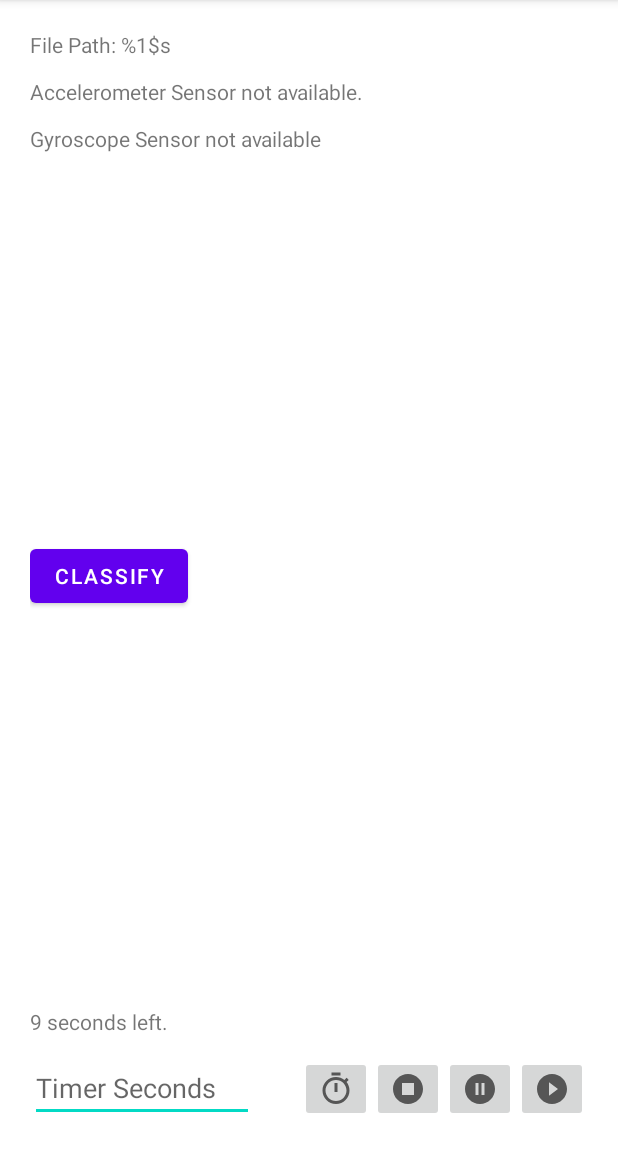
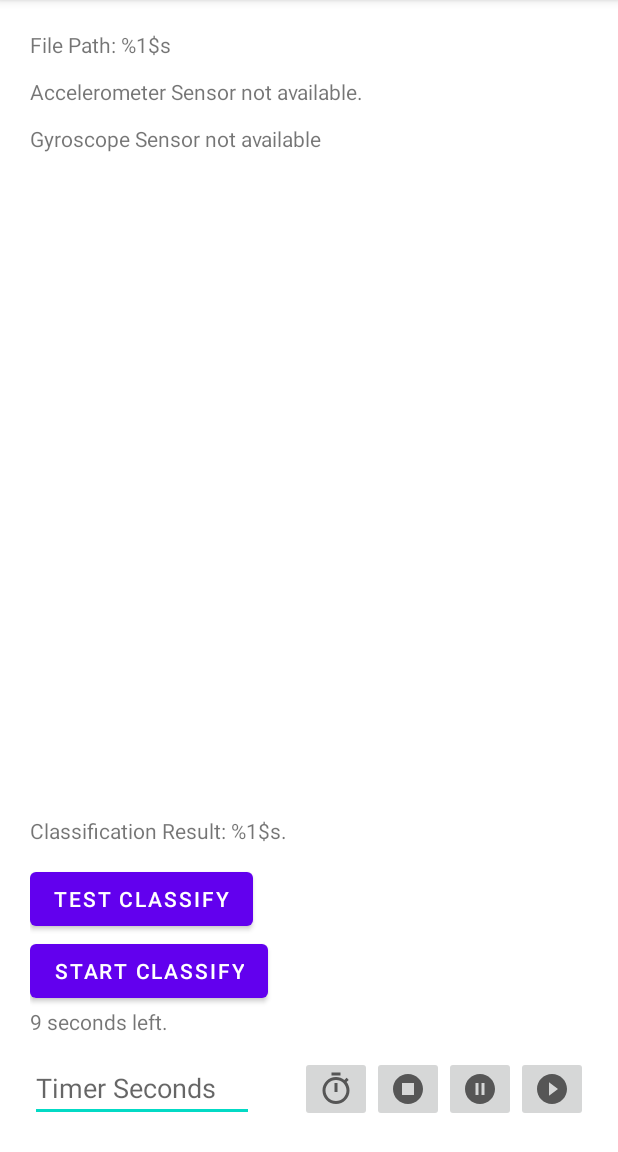
Before and after one commit to leschtz/mcl-activity-monitoring, an Android app: the screen it shows after launch (MainActivity), after a tap on "Timed Data Logging", on a phone screen of 412 x 824 dp, the part 84-1236 px from its top. Run offline under Robolectric (Android 15) with nearby library versions, the light colour scheme and no system bars.

Commit message:
first implementation for knn data, fixing data processor, creating very basic gui

```diff
--- a/app/src/main/java/com/example/activitymonitoring/MainActivity.java
+++ b/app/src/main/java/com/example/activitymonitoring/MainActivity.java
@@ -3,14 +3,11 @@ package com.example.activitymonitoring;
 import androidx.appcompat.app.AppCompatActivity;
 
 import android.content.Context;
-import android.content.res.Resources;
 import android.hardware.Sensor;
 import android.hardware.SensorEvent;
 import android.hardware.SensorEventListener;
 import android.hardware.SensorManager;
-import android.media.Ringtone;
 import android.media.RingtoneManager;
-import android.net.Uri;
 import android.os.Bundle;
 import android.os.CountDownTimer;
 import android.view.View;
@@ -19,14 +16,15 @@ import android.widget.EditText;
 import android.widget.ImageButton;
 import android.widget.TextView;
 import android.widget.Toast;
-import android.widget.ToggleButton;
+
+import com.example.activitymonitoring.DataStrategy.AverageStrategy;
 
 import java.io.BufferedReader;
-import java.io.File;
 import java.io.InputStream;
 import java.io.InputStreamReader;
 import java.util.ArrayList;
 import java.util.List;
+import java.util.Map;
 
 
 public class MainActivity extends AppCompatActivity implements SensorEventListener {
@@ -35,11 +33,14 @@ public class MainActivity extends AppCompatActivity implements SensorEventListen
     private Sensor sensorGyroscope;
     private DataLogger dataLogger;
     private KNNClassifier classifier;
+    private DataProcessor dataProcessor;
+    private int dummyCounter = 0;
 
     @Override
     protected void onCreate(Bundle savedInstanceState) {
         super.onCreate(savedInstanceState);
         setContentView(R.layout.activity_main);
+
 
         sensorManager = (SensorManager) getSystemService(Context.SENSOR_SERVICE);
 
@@ -59,6 +60,7 @@ public class MainActivity extends AppCompatActivity implements SensorEventListen
         textSensorAccelerometer.setText(R.string.seconds_left_default);
 
         dataLogger = new DataLogger(getApplicationContext());
+        this.dataProcessor = new DataProcessor();
 
         Toast failureActivity = Toast.makeText(getApplicationContext(), R.string.toast_activity_failed, Toast.LENGTH_SHORT);
         ImageButton playBtn = findViewById(R.id.play_button);
@@ -105,7 +107,7 @@ public class MainActivity extends AppCompatActivity implements SensorEventListen
 
                 // I'm sure this is not the nicest way to do this, but it works.
                 EditText editText = findViewById(R.id.timer_value);
-                Long time;
+                long time;
                 try {
                     time = Long.parseLong(editText.getText().toString()) * 1000L;
                 } catch (NumberFormatException nfe) {
@@ -136,32 +138,37 @@ public class MainActivity extends AppCompatActivity implements SensorEventListen
                         Toast.makeText(getApplicationContext(), R.string.toast_stop_recording, Toast.LENGTH_SHORT).show();
                     }
                 }.start();
+            }
+
+        });
 
 
-            }
-
-
-        });
         Button classifyBtn = findViewById(R.id.classify_button);
         classifyBtn.setOnClickListener(new View.OnClickListener() {
             @Override
             public void onClick(View view) {
 
-
-                double[] test = {-4.1922474,-3.466804,2.006341,-0.54023397,-0.8074875,-1.6421585};
+                if (dataProcessor == null) {
+                    return;
+                }
+                //Map<String, Map<Long, float[]>> dlData = dataLogger.collect();
+                //dataProcessor.addRawData(dlData);
+                //double[] knnData = dataProcessor.getKnnData(new AverageStrategy());
+                //int result = classifier.classify(test);
+                double[] test = {-4.1922474, -3.466804, 2.006341, -0.54023397, -0.8074875, -1.6421585};
 
                 int result = classifier.classify(test);
                 System.out.println("Classification result is : " + result);
 
-                test = new double[]{-0.06849326,-0.08689558,-0.0388663,-1.364695,-0.7637503,9.644144};
-
+                test = new double[]{-0.06849326, -0.08689558, -0.0388663, -1.364695, -0.7637503, 9.644144};
                 result = classifier.classify(test);
                 System.out.println("Classification result is : " + result);
             }
         });
 
 
-       this.classifier = new KNNClassifier(13,7, readFile());
+        this.classifier = new KNNClassifier(13, 7, readFile());
+
     }
 
     @Override
@@ -207,6 +214,29 @@ public class MainActivity extends AppCompatActivity implements SensorEventListen
             textSecondsLeft.setText(R.string.seconds_left_default);
         }
 
+        if(dummyCounter >= 1) {
+            dummyCounter = 0;
+            if (this.dataLogger != null) {
+                Map<String, Map<Long, float[]>> dlData = dataLogger.collect();
+                if (this.dataProcessor != null) {
+
+                    this.dataProcessor.addRawData(dlData);
+                    double[] knnData = this.dataProcessor.getKnnData(new AverageStrategy());
+                    int knnResult = -1;
+                    if (this.classifier != null) {
+
+                        knnResult = classifier.classify(knnData);
+                        //System.out.println(knnResult);
+                    }
+
+                    TextView classification_result = findViewById(R.id.str_classification_result);
+                    classification_result.setText(getResources().getString(R.string.classification_result, Integer.toString(knnResult)));
+                }
+            }
+        }
+        dummyCounter++;
+
+
         switch (sensorType) {
             case Sensor.TYPE_ACCELEROMETER:
                 currentValue = sensorEvent.values;
@@ -235,7 +265,7 @@ public class MainActivity extends AppCompatActivity implements SensorEventListen
 
     public List<double[]> readFile() {
 
-        List<double[]> rowList = new ArrayList<double[]>();
+        List<double[]> rowList = new ArrayList<>();
         try {
             InputStream is = getResources().openRawResource(R.raw.neighbors);
 
--- a/app/src/main/res/layout/activity_main.xml
+++ b/app/src/main/res/layout/activity_main.xml
@@ -43,6 +43,15 @@
         app:layout_constraintBottom_toTopOf="@id/timer_value"
         app:layout_constraintLeft_toLeftOf="parent" />
 
+    <TextView
+        android:id="@+id/str_classification_result"
+        android:layout_width="wrap_content"
+        android:layout_height="wrap_content"
+        android:layout_marginBottom="12dp"
+        android:text="@string/classification_result"
+        app:layout_constraintBottom_toTopOf="@id/classify_button"
+        app:layout_constraintLeft_toLeftOf="parent" />
+
     <EditText
         android:id="@+id/timer_value"
         android:layout_width="wrap_content"
@@ -53,11 +62,6 @@
         android:inputType="number"
         app:layout_constraintBottom_toBottomOf="parent"
         app:layout_constraintLeft_toLeftOf="parent" />
-    <!--
-        app:layout_constraintLeft_toLeftOf="parent"
-        app:layout_constraintTop_toBottomOf="@+id/value_gyroscope"
-        -->
-
 
     <ImageButton
         android:id="@+id/play_button"
@@ -66,7 +70,7 @@
         android:contentDescription="@string/play_icon_description"
         android:src="@drawable/ic_baseline_play_circle_filled_24"
         app:layout_constraintBottom_toBottomOf="parent"
-        app:layout_constraintRight_toRightOf="parent"></ImageButton>
+        app:layout_constraintRight_toRightOf="parent">Play</ImageButton>
 
     <ImageButton
         android:id="@+id/stop_button"
@@ -75,7 +79,7 @@
         android:contentDescription="Stop Logging Data"
         android:src="@drawable/ic_baseline_stop_circle_24"
         app:layout_constraintBottom_toBottomOf="parent"
-        app:layout_constraintRight_toLeftOf="@+id/pause_button"></ImageButton>
+        app:layout_constraintRight_toLeftOf="@+id/pause_button">Stop</ImageButton>
 
     <ImageButton
         android:id="@+id/pause_button"
@@ -84,7 +88,7 @@
         android:contentDescription="Pause Logging Data"
         android:src="@drawable/ic_baseline_pause_circle_filled_24"
         app:layout_constraintBottom_toBottomOf="parent"
-        app:layout_constraintRight_toLeftOf="@+id/play_button"></ImageButton>
+        app:layout_constraintRight_toLeftOf="@+id/play_button">Pause</ImageButton>
 
     <ImageButton
         android:id="@+id/timed_log_button"
@@ -93,15 +97,24 @@
         android:contentDescription="Timed Data Logging"
         android:src="@drawable/ic_baseline_timer_24"
         app:layout_constraintBottom_toBottomOf="parent"
-        app:layout_constraintRight_toLeftOf="@+id/stop_button"></ImageButton>
+        app:layout_constraintRight_toLeftOf="@+id/stop_button">Timed Logging</ImageButton>
+
+    <Button
+        android:id="@+id/btn_start_classify"
+        android:layout_width="wrap_content"
+        android:layout_height="wrap_content"
+        android:text="Start Classify"
+        app:layout_constraintBottom_toTopOf="@+id/timer_rest_time"
+        app:layout_constraintLeft_toLeftOf="parent"
+        tools:layout_editor_absoluteX="0dp" />
 
     <Button
         android:id="@+id/classify_button"
         android:layout_width="wrap_content"
         android:layout_height="wrap_content"
-        android:text="Classify"
-        app:layout_constraintBottom_toBottomOf="parent"
-        app:layout_constraintTop_toTopOf="parent"
+        android:text="Test Classify"
+        app:layout_constraintLeft_toLeftOf="parent"
+        app:layout_constraintBottom_toTopOf="@id/btn_start_classify"
         tools:layout_editor_absoluteX="229dp" />
 
 
--- a/app/src/main/res/values/strings.xml
+++ b/app/src/main/res/values/strings.xml
@@ -16,4 +16,6 @@
     <string name="toast_pause_recording">Paused Recording</string>
     <string name="toast_stop_recording">Stopped Recording</string>
     <string name="toast_activity_failed">Activity Failed</string>
+
+    <string name="classification_result">Classification Result: %1$s.</string>
 </resources>
```
Also changed, not shown: app/src/main/java/com/example/activitymonitoring/DataProcessor.java (+20 -5 lines).
